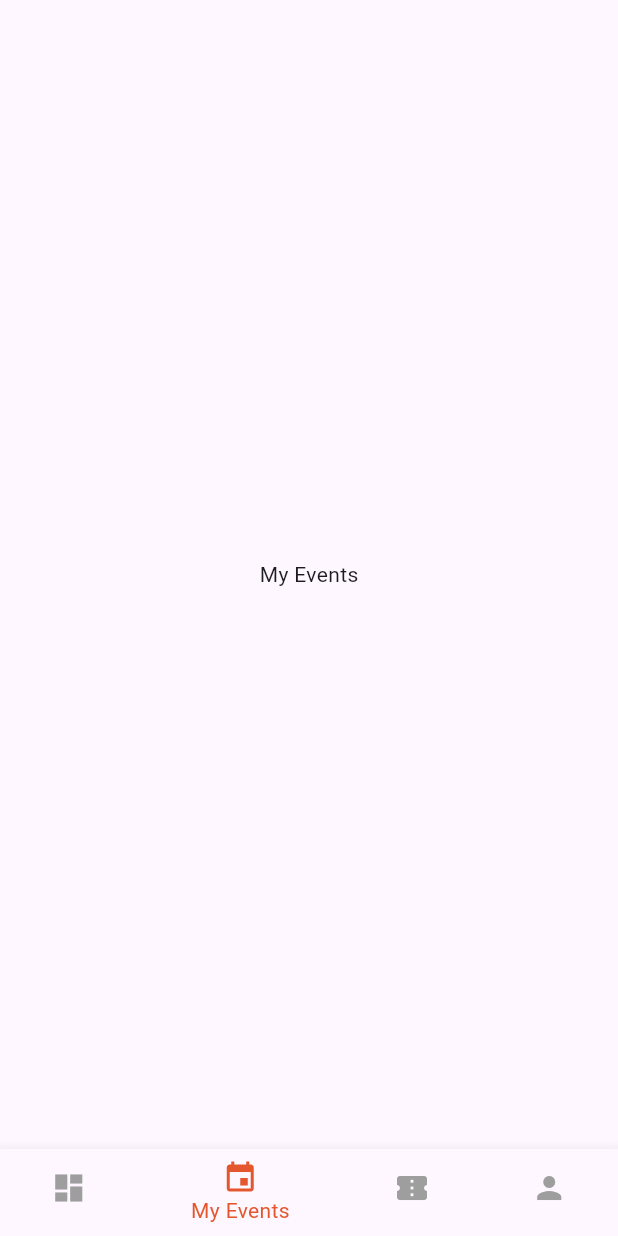
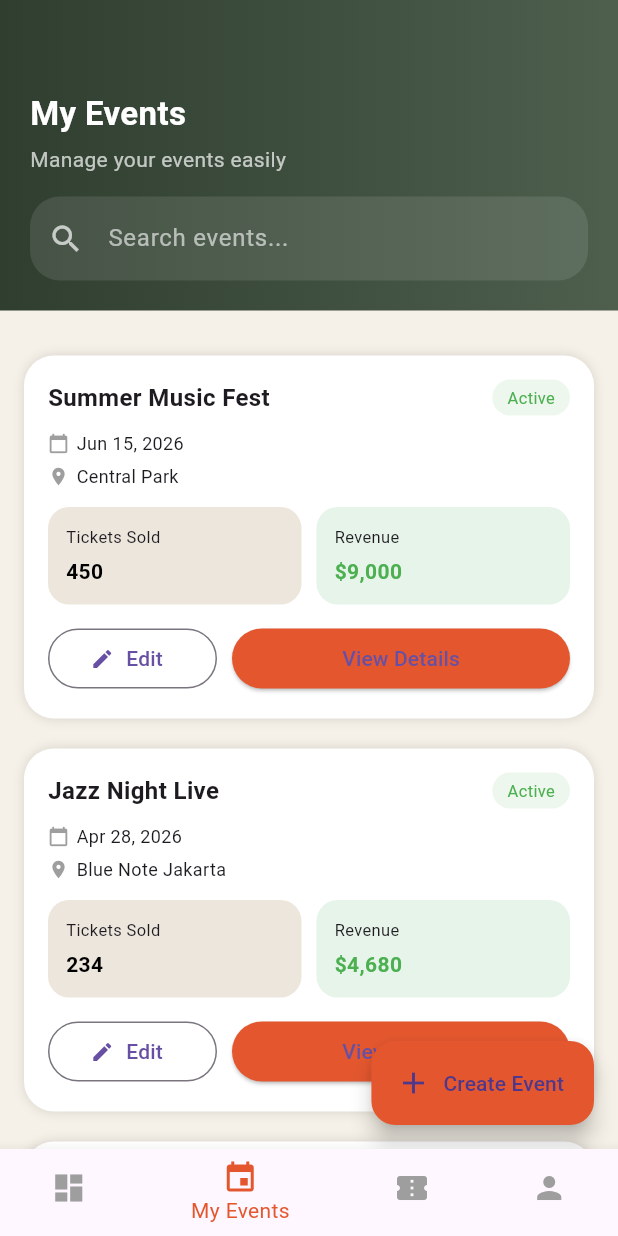
Before and after one commit to goodman97/finalprojectmobile, a Flutter app: the EONavigation screen opened directly, item 2 of the bottom bar chosen, on a phone screen of 412 x 824 dp. Run offline on Flutter 3.47's test engine with Material 3 defaults, Android fonts, the phone set to English and light mode, and no system bars; our stand-ins replace device_preview, shared_preferences; accounts and stored records are empty.

Commit message:
menambahkan eo

```diff
--- /dev/null
+++ b/lib/features/auth/screens/eo/eo_event.dart
@@ -0,0 +1,302 @@
+import 'package:flutter/material.dart';
+
+class MyEventsScreen extends StatefulWidget {
+  const MyEventsScreen({super.key});
+
+  @override
+  State<MyEventsScreen> createState() => _MyEventsScreenState();
+}
+
+class _MyEventsScreenState extends State<MyEventsScreen> {
+  /// DATA
+  List<Map<String, dynamic>> events = [
+    {
+      "name": "Summer Music Fest",
+      "date": "Jun 15, 2026",
+      "location": "Central Park",
+      "sold": 450,
+      "revenue": "\$9,000",
+      "status": "active",
+    },
+    {
+      "name": "Jazz Night Live",
+      "date": "Apr 28, 2026",
+      "location": "Blue Note Jakarta",
+      "sold": 234,
+      "revenue": "\$4,680",
+      "status": "active",
+    },
+    {
+      "name": "Rock Festival 2026",
+      "date": "May 5, 2026",
+      "location": "GBK Stadium",
+      "sold": 320,
+      "revenue": "\$8,000",
+      "status": "inactive",
+    },
+    {
+      "name": "Tech Conference",
+      "date": "Mar 10, 2026",
+      "location": "Convention Center",
+      "sold": 150,
+      "revenue": "\$6,000",
+      "status": "active",
+    },
+  ];
+
+  String searchQuery = "";
+
+  /// FILTER
+  List<Map<String, dynamic>> get filteredEvents {
+    return events.where((e) {
+      return e["name"]
+          .toLowerCase()
+          .contains(searchQuery.toLowerCase());
+    }).toList();
+  }
+
+  @override
+  Widget build(BuildContext context) {
+    return Scaffold(
+      backgroundColor: const Color(0xFFF5F1E8),
+      body: SingleChildScrollView(
+        child: Column(
+          children: [
+
+            /// HEADER
+            Container(
+              width: double.infinity,
+              padding: const EdgeInsets.fromLTRB(20, 60, 20, 20),
+              decoration: const BoxDecoration(
+                gradient: LinearGradient(
+                  colors: [Color(0xFF2F3E2F), Color(0xFF4E5F4E)],
+                ),
+              ),
+              child: Column(
+                crossAxisAlignment: CrossAxisAlignment.start,
+                children: [
+                  const Text(
+                    "My Events",
+                    style: TextStyle(
+                      fontSize: 22,
+                      color: Colors.white,
+                      fontWeight: FontWeight.bold,
+                    ),
+                  ),
+                  const SizedBox(height: 5),
+                  const Text(
+                    "Manage your events easily",
+                    style: TextStyle(color: Colors.white70),
+                  ),
+                  const SizedBox(height: 15),
+
+                  /// SEARCH
+                  TextField(
+                    onChanged: (value) {
+                      setState(() {
+                        searchQuery = value;
+                      });
+                    },
+                    decoration: InputDecoration(
+                      hintText: "Search events...",
+                      hintStyle: const TextStyle(color: Colors.white60),
+                      prefixIcon:
+                          const Icon(Icons.search, color: Colors.white70),
+                      filled: true,
+                      fillColor: Colors.white.withOpacity(0.1),
+                      border: OutlineInputBorder(
+                        borderRadius: BorderRadius.circular(20),
+                        borderSide: BorderSide.none,
+                      ),
+                    ),
+                    style: const TextStyle(color: Colors.white),
+                  )
+                ],
+              ),
+            ),
+
+            const SizedBox(height: 20),
+
+            /// LIST EVENTS
+            filteredEvents.isEmpty
+                ? const Padding(
+                    padding: EdgeInsets.all(20),
+                    child: Text("No events found"),
+                  )
+                : Column(
+                    children: filteredEvents
+                        .map((e) => _eventCard(e))
+                        .toList(),
+                  ),
+
+            const SizedBox(height: 100),
+          ],
+        ),
+      ),
+
+      /// FAB
+      floatingActionButton: FloatingActionButton.extended(
+        onPressed: () {},
+        backgroundColor: const Color(0xFFE4572E),
+        label: const Text("Create Event"),
+        icon: const Icon(Icons.add),
+      ),
+    );
+  }
+
+  /// EVENT CARD
+  Widget _eventCard(Map<String, dynamic> e) {
+    bool isActive = e["status"] == "active";
+
+    return Container(
+      margin: const EdgeInsets.symmetric(horizontal: 16, vertical: 10),
+      padding: const EdgeInsets.all(16),
+      decoration: BoxDecoration(
+        color: Colors.white,
+        borderRadius: BorderRadius.circular(20),
+        boxShadow: const [
+          BoxShadow(color: Colors.black12, blurRadius: 6),
+        ],
+      ),
+      child: Column(
+        crossAxisAlignment: CrossAxisAlignment.start,
+        children: [
+
+          /// TITLE + STATUS
+          Row(
+            children: [
+              Expanded(
+                child: Text(
+                  e["name"],
+                  style: const TextStyle(
+                      fontWeight: FontWeight.bold, fontSize: 16),
+                ),
+              ),
+              Container(
+                padding:
+                    const EdgeInsets.symmetric(horizontal: 10, vertical: 4),
+                decoration: BoxDecoration(
+                  color: isActive
+                      ? Colors.green.withOpacity(0.1)
+                      : Colors.grey.withOpacity(0.2),
+                  borderRadius: BorderRadius.circular(20),
+                ),
+                child: Text(
+                  isActive ? "Active" : "Inactive",
+                  style: TextStyle(
+                    color: isActive ? Colors.green : Colors.grey,
+                    fontSize: 11,
+                  ),
+                ),
+              )
+            ],
+          ),
+
+          const SizedBox(height: 10),
+
+          /// DATE
+          Row(
+            children: [
+              const Icon(Icons.calendar_today, size: 14, color: Colors.grey),
+              const SizedBox(width: 5),
+              Text(e["date"], style: const TextStyle(fontSize: 12)),
+            ],
+          ),
+
+          const SizedBox(height: 5),
+
+          /// LOCATION
+          Row(
+            children: [
+              const Icon(Icons.location_on, size: 14, color: Colors.grey),
+              const SizedBox(width: 5),
+              Text(e["location"], style: const TextStyle(fontSize: 12)),
+            ],
+          ),
+
+          const SizedBox(height: 12),
+
+          /// STATS
+          Row(
+            children: [
+              Expanded(
+                child: _box(
+                  title: "Tickets Sold",
+                  value: "${e["sold"]}",
+                  color: const Color(0xFFEDE6DD),
+                ),
+              ),
+              const SizedBox(width: 10),
+              Expanded(
+                child: _box(
+                  title: "Revenue",
+                  value: e["revenue"],
+                  color: const Color(0xFFE6F4EA),
+                  textColor: Colors.green,
+                ),
+              ),
+            ],
+          ),
+
+          const SizedBox(height: 12),
+
+          /// BUTTONS
+          Row(
+            children: [
+              Expanded(
+                child: OutlinedButton.icon(
+                  onPressed: () {},
+                  icon: const Icon(Icons.edit, size: 16),
+                  label: const Text("Edit"),
+                  style: OutlinedButton.styleFrom(
+                    shape: RoundedRectangleBorder(
+                        borderRadius: BorderRadius.circular(20)),
+                  ),
+                ),
+              ),
+              const SizedBox(width: 10),
+              Expanded(
+                flex: 2,
+                child: ElevatedButton(
+                  onPressed: () {},
+                  style: ElevatedButton.styleFrom(
+                    backgroundColor: const Color(0xFFE4572E),
+                    shape: RoundedRectangleBorder(
+                        borderRadius: BorderRadius.circular(20)),
+                  ),
+                  child: const Text("View Details"),
+                ),
+              )
+            ],
+          )
+        ],
+      ),
+    );
+  }
+
+  /// BOX COMPONENT
+  Widget _box({
+    required String title,
+    required String value,
+    required Color color,
+    Color textColor = Colors.black,
+  }) {
+    return Container(
+      padding: const EdgeInsets.all(12),
+      decoration: BoxDecoration(
+        color: color,
+        borderRadius: BorderRadius.circular(14),
+      ),
+      child: Column(
+        crossAxisAlignment: CrossAxisAlignment.start,
+        children: [
+          Text(title, style: const TextStyle(fontSize: 11)),
+          const SizedBox(height: 5),
+          Text(value,
+              style: TextStyle(
+                  fontWeight: FontWeight.bold, color: textColor)),
+        ],
+      ),
+    );
+  }
+}
--- a/lib/features/auth/screens/eo/eo_homescreen.dart
+++ b/lib/features/auth/screens/eo/eo_homescreen.dart
@@ -1,4 +1,7 @@
 import 'package:flutter/material.dart';
+import 'package:finalproject/features/auth/screens/eo/eo_homescreen.dart';
+import 'package:finalproject/features/auth/screens/eo/eo_profile.dart';
+import 'package:finalproject/features/auth/screens/eo/eo_navigation.dart';
 
 class EOHomeScreen extends StatelessWidget {
   const EOHomeScreen({super.key});
--- a/lib/features/auth/screens/eo/eo_navigation.dart
+++ b/lib/features/auth/screens/eo/eo_navigation.dart
@@ -1,6 +1,8 @@
   import 'package:flutter/material.dart';
   import 'package:finalproject/features/auth/screens/eo/eo_homescreen.dart';
   import 'package:finalproject/features/auth/screens/eo/eo_profile.dart';
+  import 'package:finalproject/features/auth/screens/eo/eo_scan.dart';
+  import 'package:finalproject/features/auth/screens/eo/eo_event.dart';
 
   class EONavigation extends StatefulWidget {
     const EONavigation({super.key});
@@ -14,8 +16,8 @@ class _EONavigationState extends State<EONavigation> {
 
     final screens = [
       const EOHomeScreen(),
-    const Center(child: Text("My Events")),
-    const Center(child: Text("Tickets")),
+      MyEventsScreen(),
+      OrganizerTickets(),
       const EOProfile(),
     ];
 
```
Also changed, not shown: lib/features/auth/screens/eo/eo_scan.dart (added, +261 -0 lines). Lines whose indentation alone changed are shown as unchanged.
